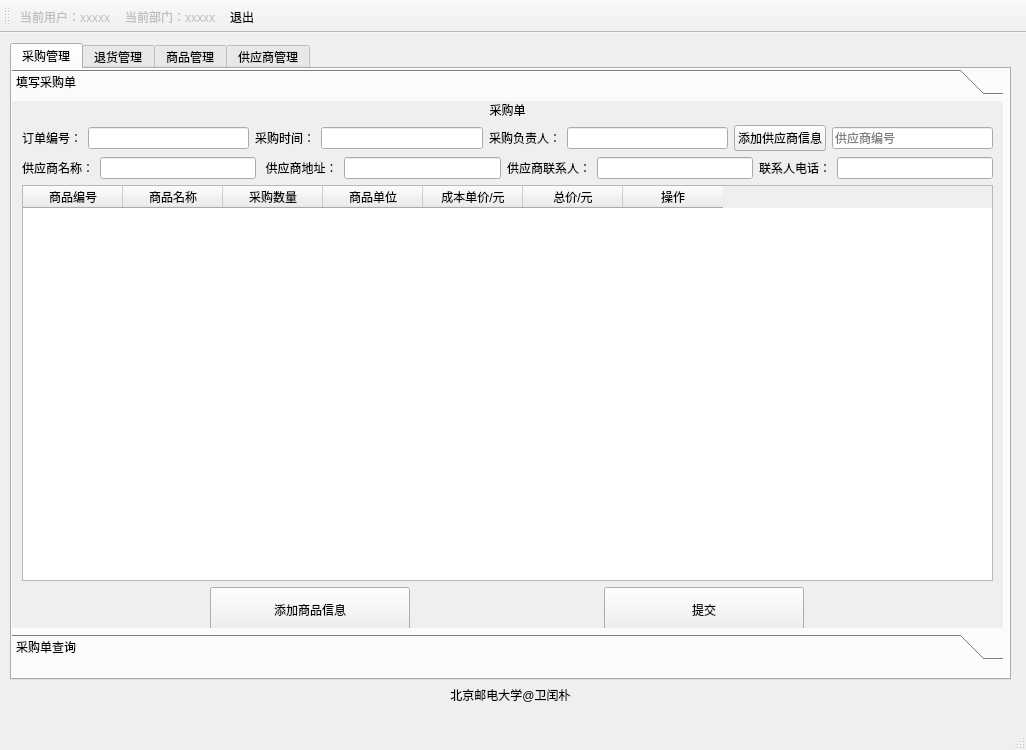
The window that UI/user_purchasing.ui (RunpuWei/InvoicingManagementSystem) describes before a commit, drawn with Qt 5.
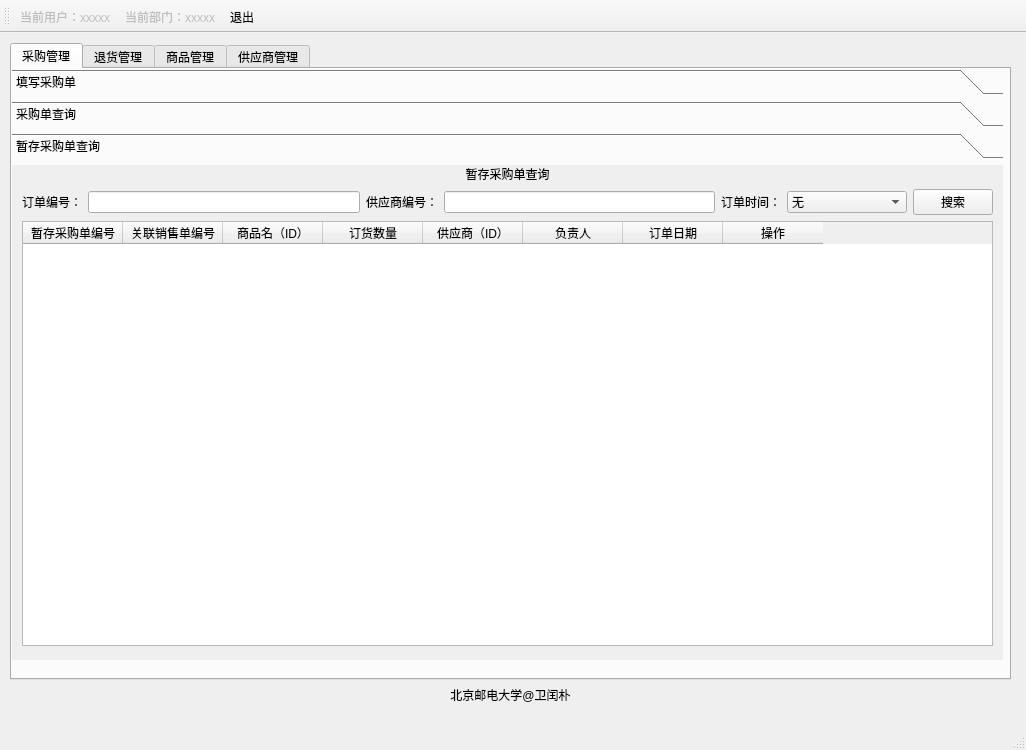
The same window after the commit. The open tabs and pages were chosen to show the change. Icons and pictures are not drawn.

Commit message: 添加暂存采购单功能

Patch:
```diff
--- a/UI/user_purchasing.ui
+++ b/UI/user_purchasing.ui
@@ -55,7 +55,7 @@
             <x>0</x>
             <y>0</y>
             <width>991</width>
-            <height>531</height>
+            <height>486</height>
            </rect>
           </property>
           <attribute name="label">
@@ -67,7 +67,7 @@
              <x>10</x>
              <y>0</y>
              <width>971</width>
-             <height>531</height>
+             <height>481</height>
             </rect>
            </property>
            <layout class="QVBoxLayout" name="verticalLayout">
@@ -148,6 +148,12 @@
               </item>
               <item>
                <widget class="QPushButton" name="supplier_add">
+                <property name="minimumSize">
+                 <size>
+                  <width>140</width>
+                  <height>30</height>
+                 </size>
+                </property>
                 <property name="text">
                  <string>添加供应商信息</string>
                 </property>
@@ -483,6 +489,175 @@
            </layout>
           </widget>
          </widget>
+         <widget class="QWidget" name="tb_DraftOrder">
+          <property name="geometry">
+           <rect>
+            <x>0</x>
+            <y>0</y>
+            <width>991</width>
+            <height>486</height>
+           </rect>
+          </property>
+          <attribute name="icon">
+           <iconset resource="../main.qrc">
+            <normaloff>:/img/resource/search_icon.png</normaloff>:/img/resource/search_icon.png</iconset>
+          </attribute>
+          <attribute name="label">
+           <string>暂存采购单查询</string>
+          </attribute>
+          <widget class="QWidget" name="layoutWidget_2">
+           <property name="geometry">
+            <rect>
+             <x>10</x>
+             <y>0</y>
+             <width>971</width>
+             <height>481</height>
+            </rect>
+           </property>
+           <layout class="QVBoxLayout" name="verticalLayout_5">
+            <item>
+             <widget class="QLabel" name="label_21">
+              <property name="text">
+               <string>暂存采购单查询</string>
+              </property>
+              <property name="alignment">
+               <set>Qt::AlignCenter</set>
+              </property>
+             </widget>
+            </item>
+            <item>
+             <layout class="QHBoxLayout" name="horizontalLayout_7">
+              <item>
+               <widget class="QLabel" name="label_22">
+                <property name="text">
+                 <string>订单编号：</string>
+                </property>
+                <property name="alignment">
+                 <set>Qt::AlignCenter</set>
+                </property>
+               </widget>
+              </item>
+              <item>
+               <widget class="QLineEdit" name="order_id_draftOrder"/>
+              </item>
+              <item>
+               <widget class="QLabel" name="label_23">
+                <property name="text">
+                 <string>供应商编号：</string>
+                </property>
+                <property name="alignment">
+                 <set>Qt::AlignCenter</set>
+                </property>
+               </widget>
+              </item>
+              <item>
+               <widget class="QLineEdit" name="supplier_id_draftOrder"/>
+              </item>
+              <item>
+               <widget class="QLabel" name="label_24">
+                <property name="text">
+                 <string>订单时间：</string>
+                </property>
+                <property name="alignment">
+                 <set>Qt::AlignCenter</set>
+                </property>
+               </widget>
+              </item>
+              <item>
+               <widget class="QComboBox" name="ordertime_draftOrder">
+                <property name="minimumSize">
+                 <size>
+                  <width>120</width>
+                  <height>0</height>
+                 </size>
+                </property>
+                <item>
+                 <property name="text">
+                  <string>无</string>
+                 </property>
+                </item>
+                <item>
+                 <property name="text">
+                  <string>3天内</string>
+                 </property>
+                </item>
+                <item>
+                 <property name="text">
+                  <string>一周内</string>
+                 </property>
+                </item>
+                <item>
+                 <property name="text">
+                  <string>一个月内</string>
+                 </property>
+                </item>
+               </widget>
+              </item>
+              <item>
+               <widget class="QPushButton" name="search_draftOrder">
+                <property name="text">
+                 <string>搜索</string>
+                </property>
+               </widget>
+              </item>
+             </layout>
+            </item>
+            <item>
+             <widget class="QTableWidget" name="table_draftOrder">
+              <property name="styleSheet">
+               <string notr="true">QHeaderView::section {background-color:#008CBA ; /* 蓝色 */
+                                                                color: WHITE;
+                                                                };
+                                                                text-align : center;</string>
+              </property>
+              <property name="editTriggers">
+               <set>QAbstractItemView::NoEditTriggers</set>
+              </property>
+              <column>
+               <property name="text">
+                <string>暂存采购单编号</string>
+               </property>
+              </column>
+              <column>
+               <property name="text">
+                <string>关联销售单编号</string>
+               </property>
+              </column>
+              <column>
+               <property name="text">
+                <string>商品名（ID）</string>
+               </property>
+              </column>
+              <column>
+               <property name="text">
+                <string>订货数量</string>
+               </property>
+              </column>
+              <column>
+               <property name="text">
+                <string>供应商（ID）</string>
+               </property>
+              </column>
+              <column>
+               <property name="text">
+                <string>负责人</string>
+               </property>
+              </column>
+              <column>
+               <property name="text">
+                <string>订单日期</string>
+               </property>
+              </column>
+              <column>
+               <property name="text">
+                <string>操作</string>
+               </property>
+              </column>
+             </widget>
+            </item>
+           </layout>
+          </widget>
+         </widget>
         </widget>
        </widget>
        <widget class="QWidget" name="returns">
```
Left out of the diff: 64 changed lines with no effect on the pictures. The commit also changes 41 other files.
